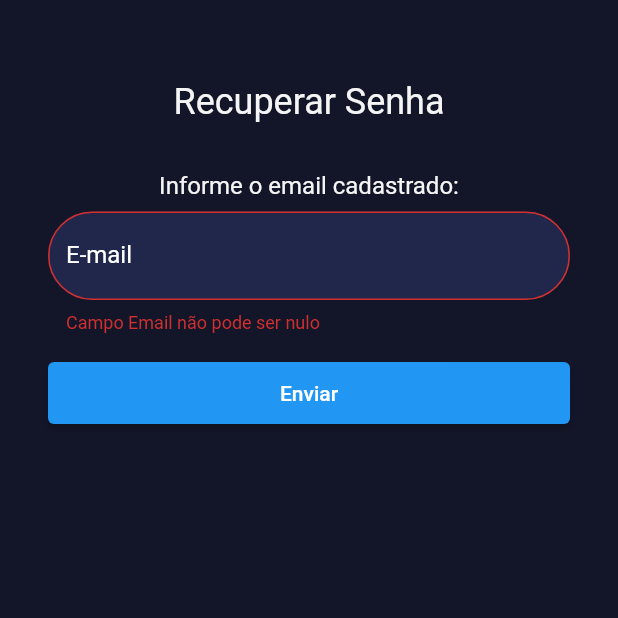
After one commit to jackson-jk1/EasyHomeFlutter, a Flutter app: the screen it shows after launch, after a tap on "Esqueci minha senha", after a tap on "Enviar", on a phone screen of 412 x 824 dp, the top half of it. The commit adds this screen. Run offline on Flutter 3.47's test engine with Material 2 defaults, Android fonts, the phone set to English and light mode, and no system bars; our stand-ins replace another_carousel_pro, date_field, get, image_picker, native_video_view and 1 more; missing offline and left inert: dart:ffi; network calls fail.

Commit message:
pag de recuperar senha

```diff
--- a/lib/core/utils/constants.dart
+++ b/lib/core/utils/constants.dart
@@ -1,4 +1,4 @@
 class Constants {
   static const String apiUrl =
-      'https://57cc-2804-14c-87b9-b60d-c54b-4044-6198-9ad5.sa.ngrok.io';
+      'https://03e6-2804-14c-87b9-b60d-5d4a-7d20-c192-bae3.sa.ngrok.io';
 }
--- /dev/null
+++ b/lib/data/repository/reset_pass_repository.dart
@@ -0,0 +1,27 @@
+import 'dart:developer';
+
+import '../model/login_model.dart';
+import '../provider/api/http_client.dart';
+
+class ResetPasswordRepository {
+  final HttpClient http;
+  ResetPasswordRepository({required this.http});
+
+  Future<bool> sendEmail(String email, LoginModel login) async {
+    try {
+      final response = await http.put(
+          url: "${http.apiUrl()}/v1/user/$email",
+          header: {'Content-Type': 'text/plain; charset=UTF-8'},
+          body: login.toJson(),
+      );
+      log(response.statusCode.toString());
+      if (response.statusCodeIsOk) return true;
+
+      throw Exception();
+    } catch (e) {
+      rethrow;
+    }
+  }
+
+
+}
--- a/lib/modules/Login/login_page.dart
+++ b/lib/modules/Login/login_page.dart
@@ -7,6 +7,7 @@ import 'package:get/get.dart';
 import 'package:date_field/date_field.dart';
 import 'package:image_picker/image_picker.dart';
 import 'package:select_form_field/select_form_field.dart';
+import '../../routes/app_routes.dart';
 import 'login_view_model.dart';
 import 'package:easy_home/shared/widgets/build_button.dart';
 
@@ -123,7 +124,13 @@ class LoginPage extends GetWidget<LoginViewModel>{
                               height: 16,
                             ),
                             Visibility(
-
+                                visible: !controller.switchLogin.value,
+                                child: InkWell(
+                                    child: const Text('Esqueci minha senha', style: TextStyle(color: Colors.lightBlueAccent, fontSize: 12),),
+                                    onTap: () => { Get.offAllNamed(AppRoutes.resetPassword)},
+                                ),
+                            ),
+                            Visibility(
                                 visible: controller.switchLogin.value,
                                 child: TextFormField(
                                     style: TextStyle(color: AppColors.white),
--- /dev/null
+++ b/lib/modules/Reset_password/reset_pass_binding.dart
@@ -0,0 +1,18 @@
+import 'package:easy_home/data/repository/reset_pass_repository.dart';
+import 'package:get/instance_manager.dart';
+
+import '../../data/provider/api/http_client.dart';
+import 'reset_pass_view_model.dart';
+
+
+class ResetPasswordBinding extends Bindings {
+
+  @override
+  void dependencies() {
+    Get.lazyPut(
+            () => ResetPasswordViewModel(
+                injectedPasswordRepository: Get.put(ResetPasswordRepository(http: Get.find<HttpClient>()))
+            ),
+        fenix: true);
+  }
+}
--- /dev/null
+++ b/lib/modules/Reset_password/reset_pass_page.dart
@@ -0,0 +1,103 @@
+import 'dart:io';
+
+import 'package:flutter/material.dart';
+import 'package:easy_home/theme/AppColors.dart';
+import 'package:flutter/services.dart';
+import 'reset_pass_view_model.dart';
+import 'package:get/get.dart';
+
+import '../../menu_layout.dart';
+
+class ResetPassword extends GetWidget<ResetPasswordViewModel> {
+  const ResetPassword({Key? key}) : super(key: key);
+
+  @override
+  Widget build(BuildContext context) {
+    return MaterialApp(
+      home: Scaffold(
+        body:
+          Scaffold(
+            backgroundColor: AppColors.background,
+            body: SingleChildScrollView(
+              reverse: true,
+              child: Padding(
+                padding: const EdgeInsets.symmetric(
+                    horizontal: 32, vertical: 30),
+                child: Column(
+                  mainAxisAlignment: MainAxisAlignment.center,
+                  crossAxisAlignment: CrossAxisAlignment.center,
+                  children: [
+                    Form(
+                      key: controller.formKey,
+                      child: Column(
+                        children: [
+                          Padding(
+                            padding: const EdgeInsets.symmetric(
+                                horizontal: 24, vertical: 24),
+                            child: Text("Recuperar Senha", style: TextStyle(
+                              color: AppColors.white, fontSize: 24,),),
+                          ),
+                          Padding(
+                            padding: const EdgeInsets.all(8.0),
+                            child: Text("Informe o email cadastrado:",
+                              style: TextStyle(
+                                  color: AppColors.white, fontSize: 16),),
+                          ),
+                          TextFormField(
+                            style: TextStyle(color: AppColors.white),
+                            controller: controller.emailController,
+                            textInputAction: TextInputAction.next,
+                            decoration: const InputDecoration(
+                              labelText: 'E-mail',
+                              filled: true,
+                              fillColor: Color.fromRGBO(33, 39, 74, 1.0),
+                              labelStyle: TextStyle(color: Colors.white),
+                              border: OutlineInputBorder(
+                                borderSide: const BorderSide(
+                                    color: Color.fromRGBO(61, 59, 59, 1.0),
+                                    width: 0.5),
+                                borderRadius: BorderRadius.all(
+                                    Radius.circular(50.0)),
+                              ),
+                              enabledBorder: OutlineInputBorder(
+                                borderSide: const BorderSide(
+                                    color: Color.fromRGBO(61, 59, 59, 1.0),
+                                    width: 0.5),
+                                borderRadius: BorderRadius.all(
+                                    Radius.circular(50.0)),
+
+                              ),
+                              focusedBorder: OutlineInputBorder(
+                                borderSide: const BorderSide(
+                                    color: Colors.white, width: 1.0),
+                                borderRadius: BorderRadius.all(
+                                    Radius.circular(50.0)),
+                              ),
+                            ),
+                            validator: (email) =>
+                                controller.validateEmail(email),
+                          ),
+                          const SizedBox(
+                            height: 16,
+                          ),
+                          ElevatedButton(
+                              onPressed: ()=> controller.validateForm(),
+                              style: ElevatedButton.styleFrom(
+                                  minimumSize: Size(
+                                      Get.width, Get.height * 0.05)),
+                              child:
+                              Text("Enviar"))
+                        ],
+                      ),),
+
+                  ],
+                ),
+              ),
+            ),
+          ),
+
+
+      ),
+    );
+  }
+}
--- /dev/null
+++ b/lib/modules/Reset_password/reset_pass_view_model.dart
@@ -0,0 +1,50 @@
+import 'dart:convert';
+import 'dart:developer';
+
+import 'package:easy_home/data/model/login_model.dart';
+import 'package:easy_home/shared/widgets/error_dialog.dart';
+import 'package:get/get.dart';
+import 'package:flutter/material.dart';
+import '../../data/repository/reset_pass_repository.dart';
+import '../../routes/app_routes.dart';
+
+
+class ResetPasswordViewModel extends GetxController {
+
+  final ResetPasswordRepository injectedPasswordRepository;
+  final formKey = GlobalKey<FormState>();
+  final TextEditingController emailController = TextEditingController();
+
+  ResetPasswordViewModel({required this.injectedPasswordRepository});
+
+
+  String? validateEmail(String? email) {
+    if (email == null || email.isEmpty) return 'Campo Email não pode ser nulo';
+
+    return null;
+  }
+
+
+  validateForm() {
+    if (formKey.currentState!.validate()) {
+      processEmail();
+    }
+  }
+
+  processEmail() async {
+
+      await sendEmail(emailController.value.text);
+
+  }
+
+  sendEmail(String email) async {
+    LoginModel loginModel = LoginModel(
+        email: '',
+        password: '');
+    final bool check = await injectedPasswordRepository.sendEmail(email, loginModel);
+    Get.offAllNamed(AppRoutes.login);
+  }
+
+
+
+}
--- a/lib/routes/app_pages.dart
+++ b/lib/routes/app_pages.dart
@@ -1,5 +1,7 @@
 import 'package:easy_home/modules/Dev_data/dev_data_page.dart';
 import 'package:easy_home/modules/Contact/contact_page.dart';
+import 'package:easy_home/modules/Reset_password/reset_pass_binding.dart';
+import 'package:easy_home/modules/Reset_password/reset_pass_page.dart';
 import 'package:easy_home/modules/real_estate_list/real_estate_list.dart';
 import 'package:easy_home/modules/real_estate_list/real_estate_list_binding.dart';
 import 'package:get/get.dart';
@@ -55,5 +57,12 @@ class AppPages {
         page: () => const EditProfile(),
         transition: Transition.fade,
         transitionDuration: const Duration(milliseconds: 500)),
+    GetPage(
+        name: AppRoutes.resetPassword,
+        page: () => const ResetPassword(),
+        transition: Transition.fade,
+        transitionDuration: const Duration(milliseconds: 500),
+        binding: ResetPasswordBinding(),
+    ),
   ];
 }
--- a/lib/routes/app_routes.dart
+++ b/lib/routes/app_routes.dart
@@ -7,4 +7,5 @@ abstract class AppRoutes {
   static const details = '/real_estate_details';
   static const manual = '/manual';
   static const profile = '/profile';
+  static const resetPassword = '/reset_password';
 }
```
